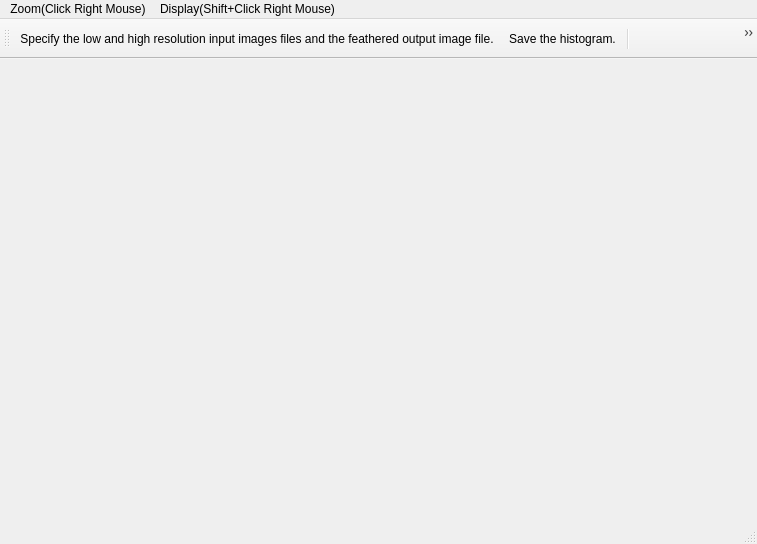
The window that code/guitools/Histogram/HistogramMain.ui (radio-astro/casa) describes before a commit, drawn with Qt 5.
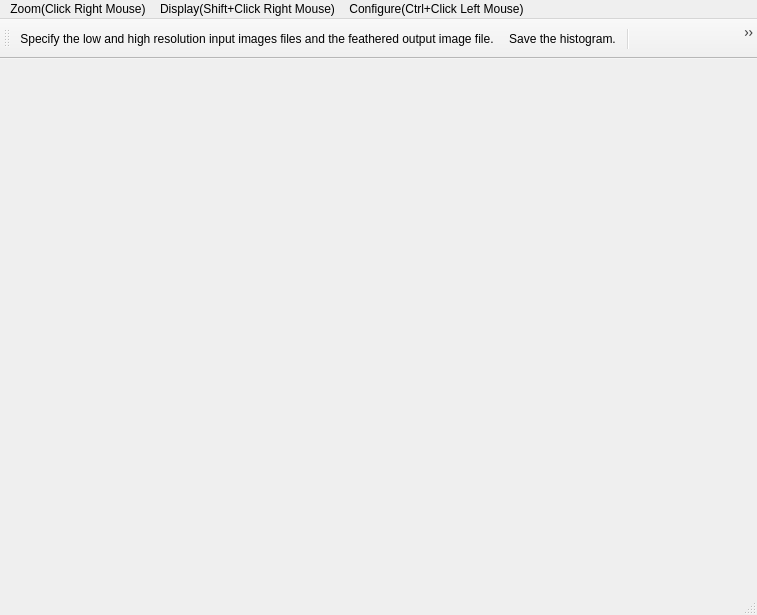
The same window after the commit. Icons and pictures are not drawn.

Commit message: New Development: No             JIRA Issue: No.         Ready for Test: Yes      Interface Changes: No What Interface Changed: Please list interface changes          Test Programs: List test programs   Put in Release Notes: No              Module(s): Module Names change impacts.            Description: Rework of Viewer histogram based on Leroy's review.

```diff
--- a/code/guitools/Histogram/HistogramMain.ui
+++ b/code/guitools/Histogram/HistogramMain.ui
@@ -7,7 +7,7 @@
     <x>0</x>
     <y>0</y>
     <width>757</width>
-    <height>544</height>
+    <height>615</height>
    </rect>
   </property>
   <property name="windowTitle">
@@ -57,8 +57,14 @@
      <string>Display(Shift+Click Right Mouse)</string>
     </property>
    </widget>
+   <widget class="QMenu" name="menuConfigure">
+    <property name="title">
+     <string>Configure(Ctrl+Click Left Mouse)</string>
+    </property>
+   </widget>
    <addaction name="menuZoom"/>
    <addaction name="menuDisplay"/>
+   <addaction name="menuConfigure"/>
   </widget>
   <action name="actionImageFile">
    <property name="icon">
```
The commit also changes 28 other files.
